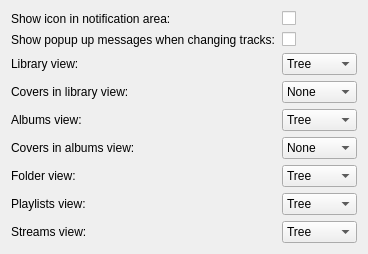
The window that gui/interfacesettings.ui (polpo/cantata-mac) describes before a commit, drawn with Qt 5.
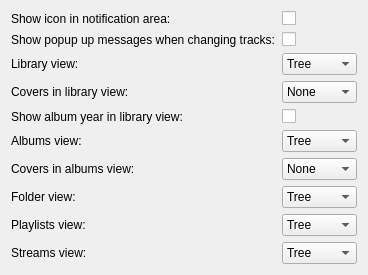
The same window after the commit.

Commit message: Add option to show/sort album year.

```diff
--- a/gui/interfacesettings.ui
+++ b/gui/interfacesettings.ui
@@ -6,8 +6,8 @@
    <rect>
     <x>0</x>
     <y>0</y>
-    <width>357</width>
-    <height>194</height>
+    <width>368</width>
+    <height>250</height>
    </rect>
   </property>
   <property name="windowTitle">
@@ -109,14 +109,14 @@
      </item>
     </widget>
    </item>
-   <item row="4" column="0">
+   <item row="5" column="0">
     <widget class="QLabel" name="label_3a">
      <property name="text">
       <string>Albums view:</string>
      </property>
     </widget>
    </item>
-   <item row="4" column="1">
+   <item row="5" column="1">
     <widget class="QComboBox" name="albumsView">
      <item>
       <property name="text">
@@ -135,7 +135,7 @@
      </item>
     </widget>
    </item>
-   <item row="5" column="0">
+   <item row="6" column="0">
     <widget class="QLabel" name="label_5c">
      <property name="text">
       <string>Covers in albums view:</string>
@@ -145,7 +145,7 @@
      </property>
     </widget>
    </item>
-   <item row="5" column="1">
+   <item row="6" column="1">
     <widget class="QComboBox" name="albumsCoverSize">
      <item>
       <property name="text">
@@ -169,7 +169,7 @@
      </item>
     </widget>
    </item>
-   <item row="6" column="0">
+   <item row="7" column="0">
     <widget class="QLabel" name="label_2">
      <property name="text">
       <string>Folder view:</string>
@@ -179,7 +179,7 @@
      </property>
     </widget>
    </item>
-   <item row="6" column="1">
+   <item row="7" column="1">
     <widget class="QComboBox" name="folderView">
      <item>
       <property name="text">
@@ -193,14 +193,14 @@
      </item>
     </widget>
    </item>
-   <item row="7" column="0">
+   <item row="8" column="0">
     <widget class="QLabel" name="label_3">
      <property name="text">
       <string>Playlists view:</string>
      </property>
     </widget>
    </item>
-   <item row="7" column="1">
+   <item row="8" column="1">
     <widget class="QComboBox" name="playlistsView">
      <item>
       <property name="text">
@@ -214,7 +214,7 @@
      </item>
     </widget>
    </item>
-   <item row="8" column="0">
+   <item row="9" column="0">
     <widget class="QLabel" name="label_x">
      <property name="text">
       <string>Streams view:</string>
@@ -224,7 +224,7 @@
      </property>
     </widget>
    </item>
-   <item row="8" column="1">
+   <item row="9" column="1">
     <widget class="QComboBox" name="streamsView">
      <item>
       <property name="text">
@@ -238,6 +238,23 @@
      </item>
     </widget>
    </item>
+   <item row="4" column="0">
+    <widget class="QLabel" name="label_6">
+     <property name="text">
+      <string>Show album year in library view:</string>
+     </property>
+     <property name="buddy">
+      <cstring>libraryYear</cstring>
+     </property>
+    </widget>
+   </item>
+   <item row="4" column="1">
+    <widget class="QCheckBox" name="libraryYear">
+     <property name="text">
+      <string/>
+     </property>
+    </widget>
+   </item>
   </layout>
  </widget>
  <tabstops/>
```
Left out of the diff: 19 changed lines with no effect on the pictures. The commit also changes 11 other files.
